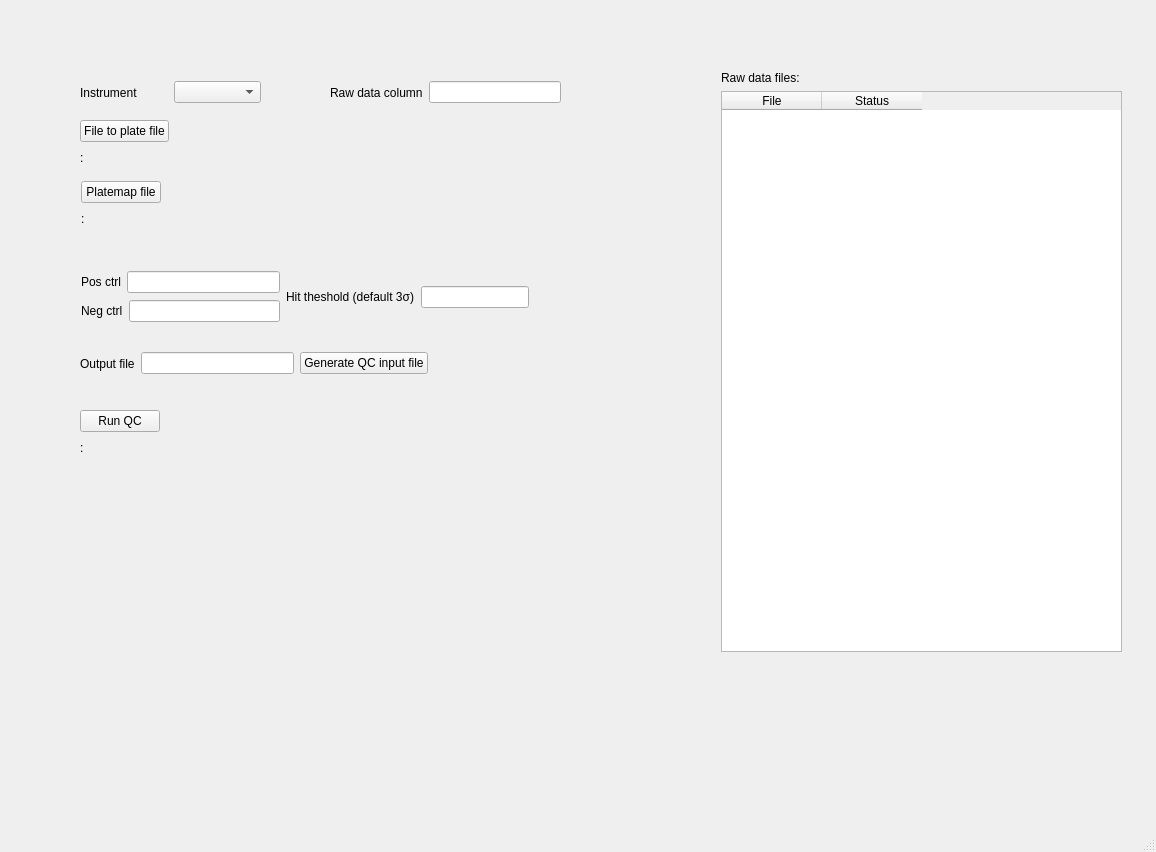
Before: the Qt Designer form frontend/assets/sp.ui in dahlbma/assayLoader, drawn with Qt 5.
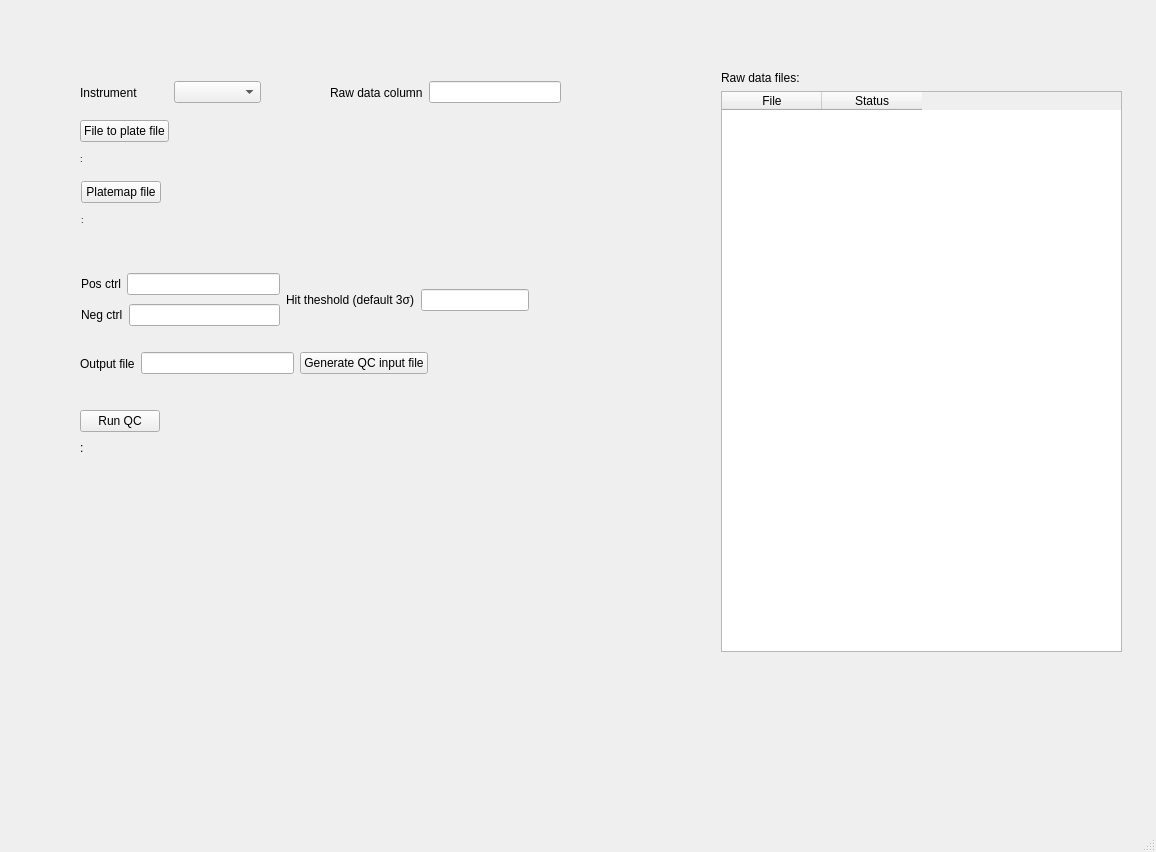
After: the same form once the commit is applied.

```diff
--- a/frontend/assets/sp.ui
+++ b/frontend/assets/sp.ui
@@ -94,6 +94,11 @@
      </item>
      <item>
       <widget class="QLabel" name="fileToPlate_lab">
+       <property name="font">
+        <font>
+         <pointsize>7</pointsize>
+        </font>
+       </property>
        <property name="text">
         <string>:</string>
        </property>
@@ -137,6 +142,11 @@
      </item>
      <item>
       <widget class="QLabel" name="platemapFile_lab">
+       <property name="font">
+        <font>
+         <pointsize>7</pointsize>
+        </font>
+       </property>
        <property name="text">
         <string>:</string>
        </property>
@@ -259,7 +269,7 @@
       <x>81</x>
       <y>270</y>
       <width>448</width>
-      <height>54</height>
+      <height>60</height>
      </rect>
     </property>
     <layout class="QHBoxLayout" name="horizontalLayout_12">
```
Left out of the diff: 2 changed lines with no effect on the pictures.
